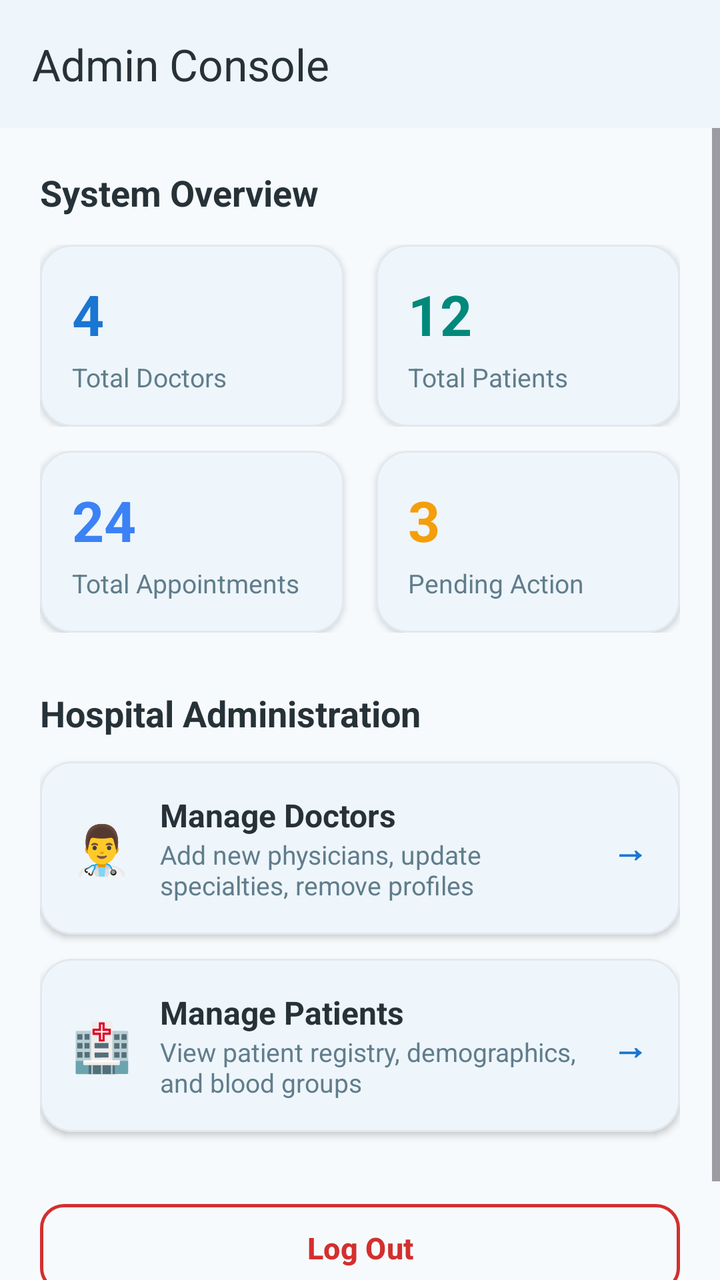
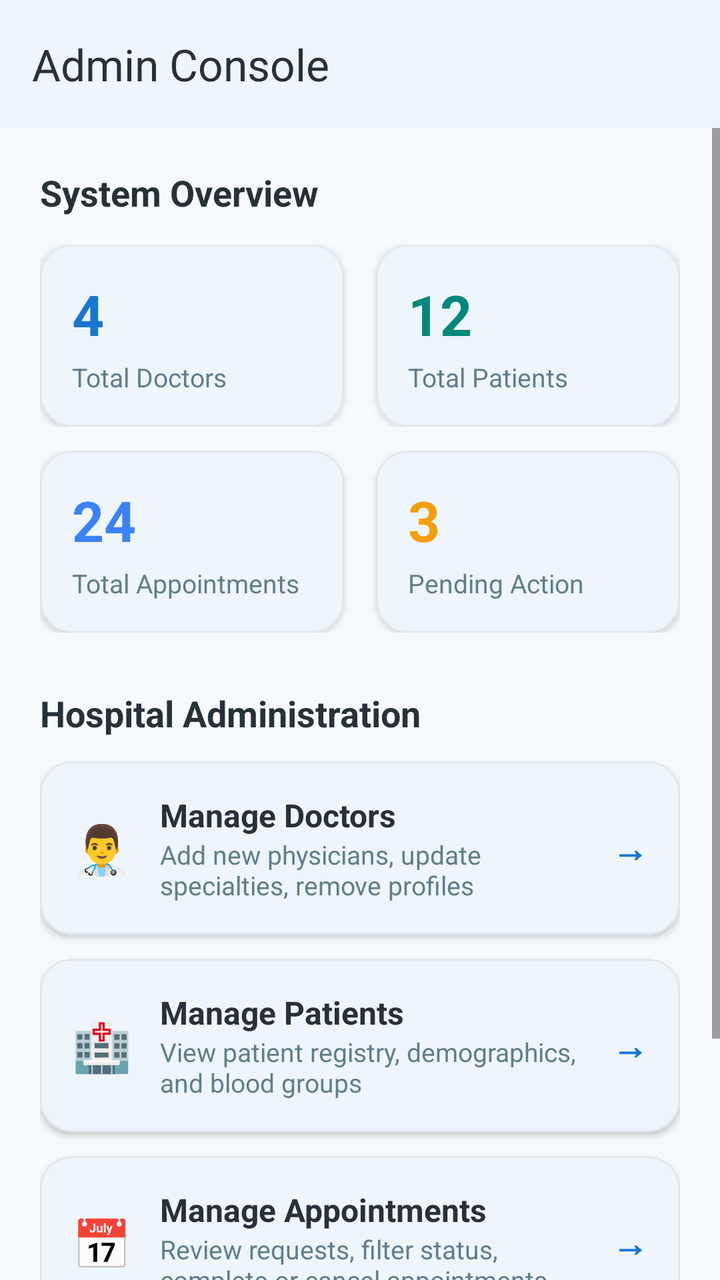

Before-and-after screenshots of an Android layout around one commit, followed by the original layout XML and the change that was made.
<!-- AndroidManifest.xml: application theme Theme.Medicare -->
<!-- res/layout/activity_admin_dashboard.xml -->
<?xml version="1.0" encoding="utf-8"?>
<LinearLayout xmlns:android="http://schemas.android.com/apk/res/android"
    xmlns:app="http://schemas.android.com/apk/res-auto"
    android:layout_width="match_parent"
    android:layout_height="match_parent"
    android:background="@color/background"
    android:orientation="vertical">

    <com.google.android.material.appbar.MaterialToolbar
        android:id="@+id/toolbarAdminDashboard"
        android:layout_width="match_parent"
        android:layout_height="?attr/actionBarSize"
        android:background="@color/surface"
        android:elevation="2dp"
        app:title="@string/admin_dashboard"
        app:titleTextColor="@color/text_primary" />

    <ScrollView
        android:layout_width="match_parent"
        android:layout_height="match_parent"
        android:fillViewport="true">

        <LinearLayout
            android:layout_width="match_parent"
            android:layout_height="wrap_content"
            android:orientation="vertical"
            android:padding="20dp">

            <TextView
                android:layout_width="wrap_content"
                android:layout_height="wrap_content"
                android:text="System Overview"
                android:textColor="@color/text_primary"
                android:textSize="18sp"
                android:textStyle="bold" />

            
            <LinearLayout
                android:layout_width="match_parent"
                android:layout_height="wrap_content"
                android:layout_marginTop="14dp"
                android:orientation="horizontal">

                <com.google.android.material.card.MaterialCardView
                    style="@style/Widget.Medicare.Card"
                    android:layout_width="0dp"
                    android:layout_height="wrap_content"
                    android:layout_marginEnd="8dp"
                    android:layout_weight="1">

                    <LinearLayout
                        android:layout_width="match_parent"
                        android:layout_height="wrap_content"
                        android:orientation="vertical"
                        android:padding="16dp">

                        <TextView
                            android:id="@+id/tvAdminTotalDoctors"
                            android:layout_width="wrap_content"
                            android:layout_height="wrap_content"
                            android:text="4"
                            android:textColor="@color/primary"
                            android:textSize="28sp"
                            android:textStyle="bold" />

                        <TextView
                            android:layout_width="wrap_content"
                            android:layout_height="wrap_content"
                            android:layout_marginTop="4dp"
                            android:text="@string/total_doctors"
                            android:textColor="@color/text_secondary"
                            android:textSize="13sp" />
                    </LinearLayout>
                </com.google.android.material.card.MaterialCardView>

                <com.google.android.material.card.MaterialCardView
                    style="@style/Widget.Medicare.Card"
                    android:layout_width="0dp"
                    android:layout_height="wrap_content"
                    android:layout_marginStart="8dp"
                    android:layout_weight="1">

                    <LinearLayout
                        android:layout_width="match_parent"
                        android:layout_height="wrap_content"
                        android:orientation="vertical"
                        android:padding="16dp">

                        <TextView
                            android:id="@+id/tvAdminTotalPatients"
                            android:layout_width="wrap_content"
                            android:layout_height="wrap_content"
                            android:text="12"
                            android:textColor="@color/secondary_dark"
                            android:textSize="28sp"
                            android:textStyle="bold" />

                        <TextView
                            android:layout_width="wrap_content"
                            android:layout_height="wrap_content"
                            android:layout_marginTop="4dp"
                            android:text="@string/total_patients"
                            android:textColor="@color/text_secondary"
                            android:textSize="13sp" />
                    </LinearLayout>
                </com.google.android.material.card.MaterialCardView>
            </LinearLayout>

            <LinearLayout
                android:layout_width="match_parent"
                android:layout_height="wrap_content"
                android:layout_marginTop="12dp"
                android:orientation="horizontal">

                <com.google.android.material.card.MaterialCardView
                    style="@style/Widget.Medicare.Card"
                    android:layout_width="0dp"
                    android:layout_height="wrap_content"
                    android:layout_marginEnd="8dp"
                    android:layout_weight="1">

                    <LinearLayout
                        android:layout_width="match_parent"
                        android:layout_height="wrap_content"
                        android:orientation="vertical"
                        android:padding="16dp">

                        <TextView
                            android:id="@+id/tvAdminTotalAppointments"
                            android:layout_width="wrap_content"
                            android:layout_height="wrap_content"
                            android:text="24"
                            android:textColor="@color/status_completed"
                            android:textSize="28sp"
                            android:textStyle="bold" />

                        <TextView
                            android:layout_width="wrap_content"
                            android:layout_height="wrap_content"
                            android:layout_marginTop="4dp"
                            android:text="@string/total_appointments"
                            android:textColor="@color/text_secondary"
                            android:textSize="13sp" />
                    </LinearLayout>
                </com.google.android.material.card.MaterialCardView>

                <com.google.android.material.card.MaterialCardView
                    style="@style/Widget.Medicare.Card"
                    android:layout_width="0dp"
                    android:layout_height="wrap_content"
                    android:layout_marginStart="8dp"
                    android:layout_weight="1">

                    <LinearLayout
                        android:layout_width="match_parent"
                        android:layout_height="wrap_content"
                        android:orientation="vertical"
                        android:padding="16dp">

                        <TextView
                            android:id="@+id/tvAdminPendingApts"
                            android:layout_width="wrap_content"
                            android:layout_height="wrap_content"
                            android:text="3"
                            android:textColor="@color/status_pending"
                            android:textSize="28sp"
                            android:textStyle="bold" />

                        <TextView
                            android:layout_width="wrap_content"
                            android:layout_height="wrap_content"
                            android:layout_marginTop="4dp"
                            android:text="Pending Action"
                            android:textColor="@color/text_secondary"
                            android:textSize="13sp" />
                    </LinearLayout>
                </com.google.android.material.card.MaterialCardView>
            </LinearLayout>

            
            <TextView
                android:layout_width="wrap_content"
                android:layout_height="wrap_content"
                android:layout_marginTop="28dp"
                android:text="Hospital Administration"
                android:textColor="@color/text_primary"
                android:textSize="18sp"
                android:textStyle="bold" />

            
            <com.google.android.material.card.MaterialCardView
                android:id="@+id/cardManageDoctors"
                style="@style/Widget.Medicare.Card"
                android:layout_width="match_parent"
                android:layout_height="wrap_content"
                android:layout_marginTop="12dp"
                android:clickable="true"
                android:focusable="true">

                <LinearLayout
                    android:layout_width="match_parent"
                    android:layout_height="wrap_content"
                    android:gravity="center_vertical"
                    android:padding="16dp">

                    <TextView
                        android:layout_width="wrap_content"
                        android:layout_height="wrap_content"
                        android:text="👨‍⚕️"
                        android:textSize="24sp" />

                    <LinearLayout
                        android:layout_width="0dp"
                        android:layout_height="wrap_content"
                        android:layout_marginStart="14dp"
                        android:layout_weight="1"
                        android:orientation="vertical">

                        <TextView
                            android:layout_width="wrap_content"
                            android:layout_height="wrap_content"
                            android:text="@string/manage_doctors"
                            android:textColor="@color/text_primary"
                            android:textSize="16sp"
                            android:textStyle="bold" />

                        <TextView
                            android:layout_width="wrap_content"
                            android:layout_height="wrap_content"
                            android:text="Add new physicians, update specialties, remove profiles"
                            android:textColor="@color/text_secondary"
                            android:textSize="13sp" />
                    </LinearLayout>

                    <TextView
                        android:layout_width="wrap_content"
                        android:layout_height="wrap_content"
                        android:text="→"
                        android:textColor="@color/primary"
                        android:textSize="18sp"
                        android:textStyle="bold" />
                </LinearLayout>
            </com.google.android.material.card.MaterialCardView>

            
            <com.google.android.material.card.MaterialCardView
                android:id="@+id/cardManagePatients"
                style="@style/Widget.Medicare.Card"
                android:layout_width="match_parent"
                android:layout_height="wrap_content"
                android:layout_marginTop="12dp"
                android:clickable="true"
                android:focusable="true">

                <LinearLayout
                    android:layout_width="match_parent"
                    android:layout_height="wrap_content"
                    android:gravity="center_vertical"
                    android:padding="16dp">

                    <TextView
                        android:layout_width="wrap_content"
                        android:layout_height="wrap_content"
                        android:text="🏥"
                        android:textSize="24sp" />

                    <LinearLayout
                        android:layout_width="0dp"
                        android:layout_height="wrap_content"
                        android:layout_marginStart="14dp"
                        android:layout_weight="1"
                        android:orientation="vertical">

                        <TextView
                            android:layout_width="wrap_content"
                            android:layout_height="wrap_content"
                            android:text="@string/manage_patients"
                            android:textColor="@color/text_primary"
                            android:textSize="16sp"
                            android:textStyle="bold" />

                        <TextView
                            android:layout_width="wrap_content"
                            android:layout_height="wrap_content"
                            android:text="View patient registry, demographics, and blood groups"
                            android:textColor="@color/text_secondary"
                            android:textSize="13sp" />
                    </LinearLayout>

                    <TextView
                        android:layout_width="wrap_content"
                        android:layout_height="wrap_content"
                        android:text="→"
                        android:textColor="@color/primary"
                        android:textSize="18sp"
                        android:textStyle="bold" />
                </LinearLayout>
            </com.google.android.material.card.MaterialCardView>

            
            <com.google.android.material.button.MaterialButton
                android:id="@+id/btnAdminLogout"
                style="@style/Widget.Material3.Button.OutlinedButton"
                android:layout_width="match_parent"
                android:layout_height="52dp"
                android:layout_marginTop="32dp"
                android:layout_marginBottom="24dp"
                android:text="@string/logout"
                android:textColor="@color/error"
                android:textSize="15sp"
                android:textStyle="bold"
                app:cornerRadius="12dp"
                app:strokeColor="@color/error"
                app:strokeWidth="1.5dp" />

        </LinearLayout>
    </ScrollView>

</LinearLayout>
<!-- resources referenced by this layout -->
<resources>
  <color name="background">#F7FAFC</color>
  <color name="error">#D32F2F</color>
  <color name="primary">#1976D2</color>
  <color name="secondary_dark">#00897B</color>
  <color name="status_completed">#3B82F6</color>
  <color name="status_pending">#F59E0B</color>
  <color name="surface">#FFFFFF</color>
  <color name="text_primary">#263238</color>
  <color name="text_secondary">#607D8B</color>
  <string name="admin_dashboard">Admin Console</string>
  <string name="logout">Log Out</string>
  <string name="manage_doctors">Manage Doctors</string>
  <string name="manage_patients">Manage Patients</string>
  <string name="total_appointments">Total Appointments</string>
  <string name="total_doctors">Total Doctors</string>
  <string name="total_patients">Total Patients</string>
  <style name="Widget.Medicare.Card" parent="Widget.Material3.CardView.Elevated">
          <item name="cardCornerRadius">16dp</item>
          <item name="cardElevation">2dp</item>
          <item name="strokeColor">@color/card_border</item>
          <item name="strokeWidth">1dp</item>
          <item name="cardBackgroundColor">@color/surface</item>
      </style>
  <style name="Theme.Medicare" parent="Theme.Material3.Light.NoActionBar">
          
          <item name="colorPrimary">@color/primary</item>
          <item name="colorPrimaryDark">@color/primary_dark</item>
          <item name="colorSecondary">@color/secondary</item>
          <item name="android:windowBackground">@color/background</item>
          <item name="android:statusBarColor">@color/surface</item>
          <item name="android:windowLightStatusBar">true</item>
          <item name="colorSurface">@color/surface</item>
          <item name="colorOnSurface">@color/text_primary</item>
          
          
          <item name="shapeAppearanceCornerMedium">@style/ShapeAppearance.Medicare.Medium</item>
          <item name="shapeAppearanceCornerLarge">@style/ShapeAppearance.Medicare.Large</item>
      </style>
  <color name="card_border">#E2E8F0</color>
  <color name="primary_dark">#1565C0</color>
  <color name="secondary">#26A69A</color>
  <style name="ShapeAppearance.Medicare.Medium" parent="ShapeAppearance.Material3.Corner.Medium">
          <item name="cornerSize">14dp</item>
      </style>
  <style name="ShapeAppearance.Medicare.Large" parent="ShapeAppearance.Material3.Corner.Large">
          <item name="cornerSize">20dp</item>
      </style>
</resources>

<!-- the commit's change to res/layout/activity_admin_dashboard.xml (unified diff, before → after) -->
@@ -283,6 +283,61 @@
                             android:layout_width="wrap_content"
                             android:layout_height="wrap_content"
                             android:text="View patient registry, demographics, and blood groups"
+                            android:textColor="@color/text_secondary"
+                            android:textSize="13sp" />
+                    </LinearLayout>
+
+                    <TextView
+                        android:layout_width="wrap_content"
+                        android:layout_height="wrap_content"
+                        android:text="→"
+                        android:textColor="@color/primary"
+                        android:textSize="18sp"
+                        android:textStyle="bold" />
+                </LinearLayout>
+            </com.google.android.material.card.MaterialCardView>
+
+            
+            <com.google.android.material.card.MaterialCardView
+                android:id="@+id/cardManageAppointments"
+                style="@style/Widget.Medicare.Card"
+                android:layout_width="match_parent"
+                android:layout_height="wrap_content"
+                android:layout_marginTop="12dp"
+                android:clickable="true"
+                android:focusable="true">
+
+                <LinearLayout
+                    android:layout_width="match_parent"
+                    android:layout_height="wrap_content"
+                    android:gravity="center_vertical"
+                    android:padding="16dp">
+
+                    <TextView
+                        android:layout_width="wrap_content"
+                        android:layout_height="wrap_content"
+                        android:text="📅"
+                        android:textSize="24sp" />
+
+                    <LinearLayout
+                        android:layout_width="0dp"
+                        android:layout_height="wrap_content"
+                        android:layout_marginStart="14dp"
+                        android:layout_weight="1"
+                        android:orientation="vertical">
+
+                        <TextView
+                            android:layout_width="wrap_content"
+                            android:layout_height="wrap_content"
+                            android:text="@string/manage_appointments"
+                            android:textColor="@color/text_primary"
+                            android:textSize="16sp"
+                            android:textStyle="bold" />
+
+                        <TextView
+                            android:layout_width="wrap_content"
+                            android:layout_height="wrap_content"
+                            android:text="Review requests, filter status, complete or cancel appointments"
                             android:textColor="@color/text_secondary"
                             android:textSize="13sp" />
                     </LinearLayout>
<!-- resource entries referenced after the edit -->
@@ -11,6 +11,7 @@
   <color name="text_secondary">#607D8B</color>
   <string name="admin_dashboard">Admin Console</string>
   <string name="logout">Log Out</string>
+  <string name="manage_appointments">Manage Appointments</string>
   <string name="manage_doctors">Manage Doctors</string>
   <string name="manage_patients">Manage Patients</string>
   <string name="total_appointments">Total Appointments</string>
